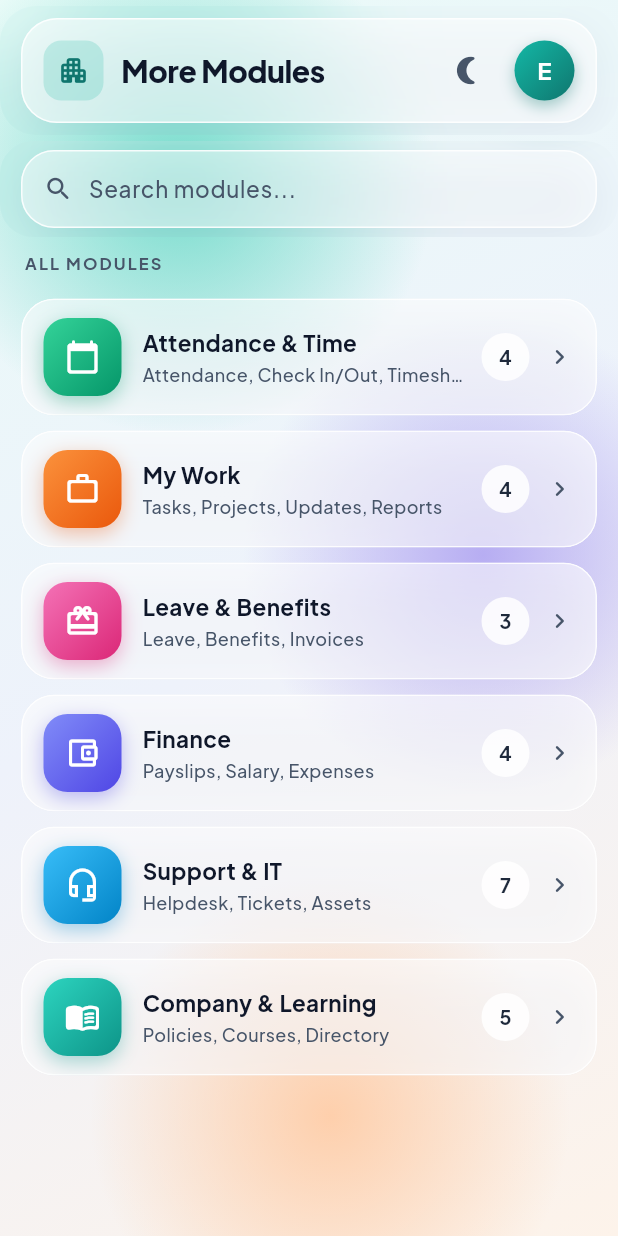
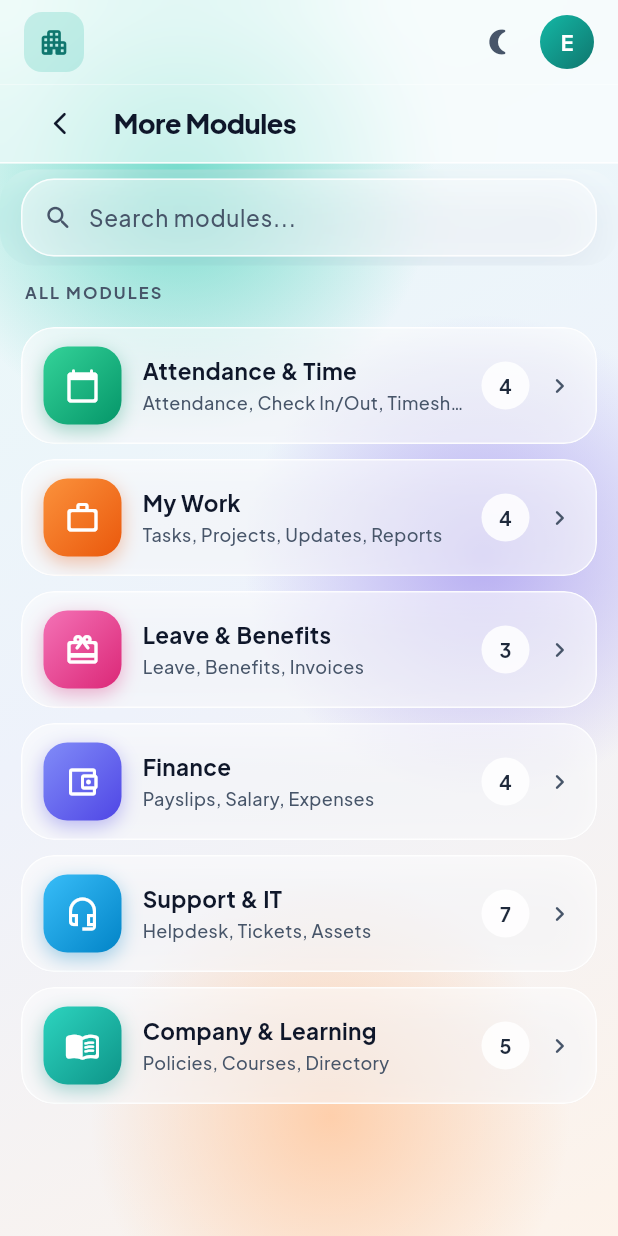
Before and after one commit to renushreewadhi/VMobile_App, a Flutter app: the MoreScreen screen opened directly, on a phone screen of 412 x 824 dp. Run offline on Flutter 3.47's test engine with Material 3 defaults, Android fonts, the phone set to English and light mode, and no system bars; our stand-ins replace carousel_slider, fl_chart, flutter_riverpod, flutter_secure_storage, geolocator, google_maps_flutter and 3 more; accounts and stored records are empty; project files that could hold a hidden picture were left out.

Commit message:
Update GlassHeader & GlassScaffold to WhatsApp-style flat full-width edge-to-edge header with optional subheader title row, passing all tests

```diff
--- a/lib/core/widgets/glass_header.dart
+++ b/lib/core/widgets/glass_header.dart
@@ -1,10 +1,10 @@
+import 'dart:ui';
 import 'package:flutter/material.dart';
 import 'package:flutter_riverpod/flutter_riverpod.dart';
 import '../theme/glass_theme.dart';
 import '../theme/theme_provider.dart';
 import '../auth/auth_service.dart';
 import '../../employee/screens/my_profile_screen.dart';
-import 'glass_card.dart';
 
 class GlassHeader extends ConsumerWidget implements PreferredSizeWidget {
   final String? title;
@@ -12,6 +12,8 @@ class GlassHeader extends ConsumerWidget implements PreferredSizeWidget {
   final List<Widget>? actions;
   final String? userInitial;
   final VoidCallback? onAvatarTap;
+  final VoidCallback? onBackPressed;
+  final bool showBackButton;
 
   const GlassHeader({
     super.key,
@@ -20,10 +22,15 @@ class GlassHeader extends ConsumerWidget implements PreferredSizeWidget {
     this.actions,
     this.userInitial,
     this.onAvatarTap,
+    this.onBackPressed,
+    this.showBackButton = false,
   });
 
   @override
-  Size get preferredSize => const Size.fromHeight(70);
+  Size get preferredSize {
+    final hasTitle = title != null && title!.isNotEmpty;
+    return Size.fromHeight(hasTitle ? 116.0 : 60.0);
+  }
 
   @override
   Widget build(BuildContext context, WidgetRef ref) {
@@ -33,42 +40,44 @@ class GlassHeader extends ConsumerWidget implements PreferredSizeWidget {
     final authState = ref.watch(authServiceProvider);
     final user = authState.user;
     final initial = userInitial ?? (user != null && user.firstName.isNotEmpty ? user.firstName[0].toUpperCase() : 'E');
+    final topPadding = MediaQuery.paddingOf(context).top;
+    final hasTitle = title != null && title!.isNotEmpty;
+    final ModalRoute<dynamic>? parentRoute = ModalRoute.of(context);
+    final bool canPop = parentRoute?.canPop ?? false;
 
     return RepaintBoundary(
-      child: GlassSurface(
-        blur: true,
-        radius: glass.headerRadius,
-        fillColor: glass.headerFill,
-        borderColor: glass.headerBorder,
-        margin: const EdgeInsets.symmetric(horizontal: 14, vertical: 8),
-        padding: const EdgeInsets.symmetric(horizontal: 14, vertical: 10),
+      child: ClipRect(
+        child: BackdropFilter(
+          filter: ImageFilter.blur(sigmaX: glass.headerBlur, sigmaY: glass.headerBlur),
+          child: Container(
+            width: double.infinity,
+            decoration: BoxDecoration(
+              color: glass.headerFill,
+              border: Border(
+                bottom: BorderSide(color: glass.headerBorder, width: 1),
+              ),
+            ),
+            child: Column(
+              mainAxisSize: MainAxisSize.min,
+              children: [
+                // Top Status Bar Safe Area + WhatsApp-style primary brand row
+                Padding(
+                  padding: EdgeInsets.only(top: topPadding),
+                  child: SizedBox(
+                    height: 56,
+                    child: Padding(
+                      padding: const EdgeInsets.symmetric(horizontal: 16),
                       child: Row(
                         children: [
-            // Leading: Brand Logo image or custom leading
                           leading ??
                               Image.asset(
                                 'lib/assets/img.png',
-                  height: 28,
+                                height: 26,
                                 fit: BoxFit.contain,
                               ),
-            const SizedBox(width: 12),
-            // Title (if present)
-            if (title != null && title!.isNotEmpty)
-              Expanded(
-                child: Text(
-                  title!,
-                  style: Theme.of(context).textTheme.headlineLarge?.copyWith(
-                        color: glass.textPrimary,
-                      ),
-                  overflow: TextOverflow.ellipsis,
-                ),
-              )
-            else
                           const Spacer(),
-            // Actions
                           if (actions != null) ...actions!,
                           if (actions == null) ...[
-              // Theme Toggle with Semantics
                             Semantics(
                               label: isDark ? "Switch to light mode" : "Switch to dark mode",
                               button: true,
@@ -76,13 +85,12 @@ class GlassHeader extends ConsumerWidget implements PreferredSizeWidget {
                                 onPressed: () => themeNotifier.toggleTheme(),
                                 icon: Icon(
                                   isDark ? Icons.wb_sunny_rounded : Icons.nightlight_round,
-                    size: 22,
+                                  size: 20,
                                   color: glass.textSecondary,
                                 ),
                               ),
                             ),
-              const SizedBox(width: 8),
-              // Profile Avatar / Icon
+                            const SizedBox(width: 4),
                             Semantics(
                               label: "User profile",
                               button: true,
@@ -94,8 +102,8 @@ class GlassHeader extends ConsumerWidget implements PreferredSizeWidget {
                                   );
                                 },
                                 child: Container(
-                    width: 40,
-                    height: 40,
+                                  width: 36,
+                                  height: 36,
                                   decoration: BoxDecoration(
                                     shape: BoxShape.circle,
                                     gradient: LinearGradient(
@@ -106,19 +114,12 @@ class GlassHeader extends ConsumerWidget implements PreferredSizeWidget {
                                     border: glass.avatarRing != Colors.transparent
                                         ? Border.all(color: glass.avatarRing, width: 2)
                                         : null,
-                      boxShadow: [
-                        BoxShadow(
-                          color: glass.avatarGradient.last.withOpacity(0.35),
-                          blurRadius: 8,
-                          offset: const Offset(0, 4),
-                        ),
-                      ],
                                   ),
                                   child: Center(
                                     child: Text(
                                       initial,
                                       style: const TextStyle(
-                          fontSize: 16,
+                                        fontSize: 14,
                                         fontWeight: FontWeight.bold,
                                         color: Colors.white,
                                       ),
@@ -131,6 +132,48 @@ class GlassHeader extends ConsumerWidget implements PreferredSizeWidget {
                         ],
                       ),
                     ),
+                  ),
+                ),
+                // Subheader row for page title and back button (if title is present)
+                if (hasTitle)
+                  Container(
+                    height: 52,
+                    padding: const EdgeInsets.symmetric(horizontal: 16),
+                    decoration: BoxDecoration(
+                      border: Border(
+                        top: BorderSide(color: glass.headerBorder.withOpacity(0.5), width: 0.5),
+                      ),
+                    ),
+                    child: Row(
+                      children: [
+                        if (showBackButton || canPop)
+                          IconButton(
+                            icon: Icon(Icons.arrow_back_ios_new_rounded, size: 18, color: glass.textPrimary),
+                            onPressed: onBackPressed ?? () => Navigator.of(context).maybePop(),
+                            padding: EdgeInsets.zero,
+                            constraints: const BoxConstraints(),
+                          ),
+                        if (showBackButton || canPop) const SizedBox(width: 12),
+                        Expanded(
+                          child: Text(
+                            title!,
+                            style: TextStyle(
+                              fontSize: 18,
+                              fontWeight: FontWeight.w800,
+                              color: glass.textPrimary,
+                              letterSpacing: -0.3,
+                            ),
+                            overflow: TextOverflow.ellipsis,
+                          ),
+                        ),
+                      ],
+                    ),
+                  ),
+              ],
+            ),
+          ),
+        ),
+      ),
     );
   }
 }
--- a/lib/core/widgets/glass_scaffold.dart
+++ b/lib/core/widgets/glass_scaffold.dart
@@ -25,7 +25,6 @@ class GlassScaffold extends StatelessWidget {
 
   @override
   Widget build(BuildContext context) {
-    final topPadding = MediaQuery.paddingOf(context).top;
     final bottomPadding = MediaQuery.paddingOf(context).bottom;
     final isDark = Theme.of(context).brightness == Brightness.dark;
 
@@ -49,14 +48,9 @@ class GlassScaffold extends StatelessWidget {
           const Positioned.fill(
             child: AppBackground(child: SizedBox.expand()),
           ),
-          Positioned.fill(
-            child: Column(
+          Column(
             children: [
-                if (appBar != null)
-                  Padding(
-                    padding: EdgeInsets.only(top: topPadding + 4),
-                    child: appBar,
-                  ),
+              if (appBar != null) appBar!,
               Expanded(
                 child: Padding(
                   padding: EdgeInsets.only(
@@ -67,7 +61,6 @@ class GlassScaffold extends StatelessWidget {
               ),
             ],
           ),
-          ),
           if (showBottomBar && tabs != null) GlassBottomTabBar(tabs: tabs!),
         ],
       ),
```
Lines whose indentation alone changed are shown as unchanged.
